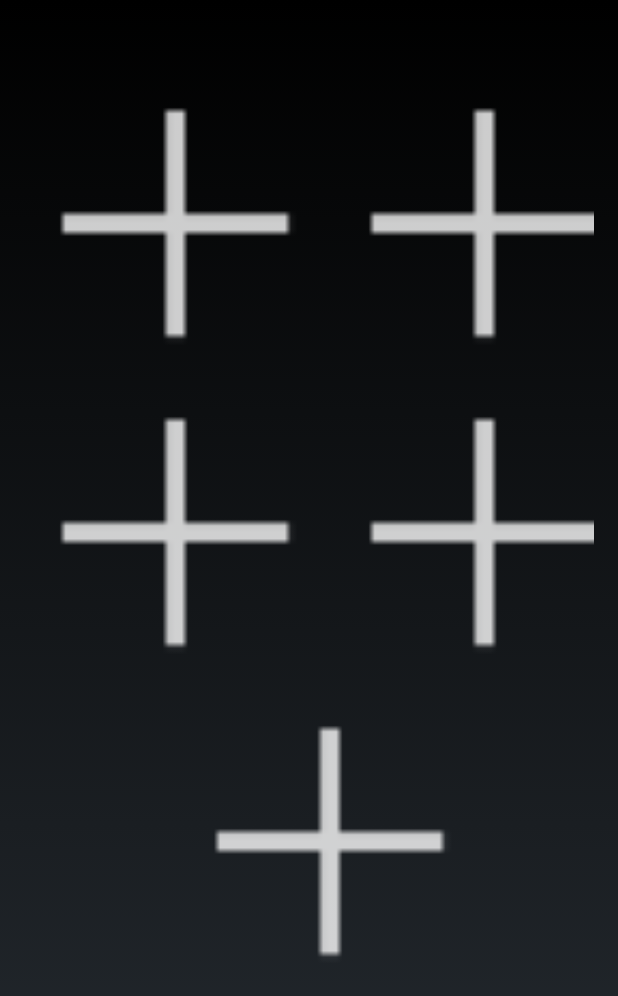
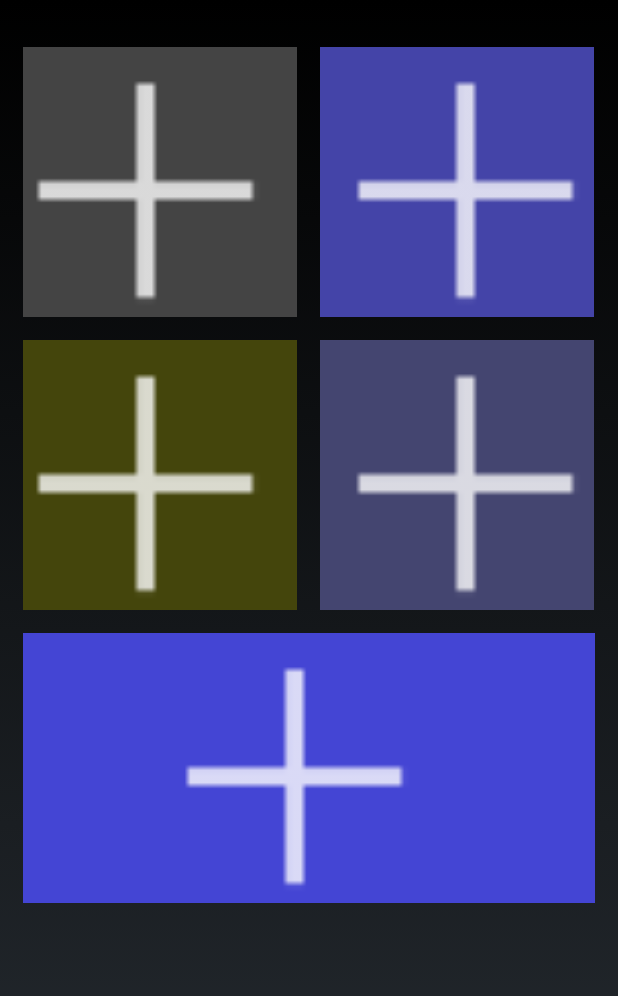
Before and after one commit to THOTARAKESH/Collage, an Android app: the screen it shows after launch (MyActivity), on a phone screen of 412 x 824 dp. Shown: the top 996 px of the screen. Run offline under Robolectric (Android 15) with nearby library versions, the phone set to English and light mode, and no system bars.

Commit message:
Add column and row spacing.
- Custom attrs for CollageView.
- Resolve issues with image drag and drop

```diff
--- a/app/src/main/java/com/imran/collage/views/CollageView.java
+++ b/app/src/main/java/com/imran/collage/views/CollageView.java
@@ -3,9 +3,12 @@ package com.imran.collage.views;
 import android.app.Activity;
 import android.content.ClipData;
 import android.content.Context;
+import android.content.res.TypedArray;
 import android.graphics.Bitmap;
+import android.graphics.Color;
 import android.util.AttributeSet;
 import android.util.DisplayMetrics;
+import android.util.Log;
 import android.view.DragEvent;
 import android.view.View;
 import android.view.ViewGroup;
@@ -21,10 +24,15 @@ import com.imran.collage.R;
 public class CollageView extends ViewGroup implements View.OnClickListener, View.OnLongClickListener, View.OnDragListener {
 
     private final int MIN_DRAG_DISTANCE = 25;
+    private final int NUM_COLUMNS = 2;
+    private final int NUM_ROWS = 3;
+
     int mViewWidth, mViewHeight;
     ImageContainer[] mImageContainers = new ImageContainer[5];
     ImagePickerFragment mImagePickerFragment;
     ImageView mSelectedImageView;
+
+    int mColumnSpacing = 0, mRowSpacing = 0;
 
     public CollageView(Context context) {
         this(context, null);
@@ -36,18 +44,21 @@ public class CollageView extends ViewGroup implements View.OnClickListener, View
 
     public CollageView(Context context, AttributeSet attrs, int defStyleAttr) {
         super(context, attrs, defStyleAttr);
+        TypedArray array = getContext().obtainStyledAttributes(attrs, R.styleable.CollageView, defStyleAttr, 0);
+        mColumnSpacing = array.getDimensionPixelSize(R.styleable.CollageView_columnSpacing, 0);
+        mRowSpacing = array.getDimensionPixelSize(R.styleable.CollageView_rowSpacing, 0);
         init();
     }
 
 
     void init() {
         DisplayMetrics metrics = getResources().getDisplayMetrics();
-        mViewWidth = metrics.widthPixels - getPaddingLeft() - getPaddingRight();
+        mViewWidth = metrics.widthPixels;
         mViewHeight = (int) (metrics.heightPixels * 0.75);
         mImagePickerFragment = ImagePickerFragment.getInstance(this);
         int count = 0;
-        for (int i = 0; i < 3; i++) {
-            for (int j = 0; j < 2; j++) {
+        for (int i = 0; i < NUM_ROWS; i++) {
+            for (int j = 0; j < NUM_COLUMNS; j++) {
                 if (count >= 4) {
                     mImageContainers[count] = new ImageContainer(count, j, i);
                     break;
@@ -66,7 +77,7 @@ public class CollageView extends ViewGroup implements View.OnClickListener, View
 
         for (ImageContainer im : mImageContainers) {
             if (im != null) {
-                im.setLayout(width, height);
+                im.setLayout(width - (mColumnSpacing * (NUM_COLUMNS - 1)), height - (mRowSpacing * (NUM_ROWS - 1)));
             }
         }
     }
@@ -95,15 +106,16 @@ public class CollageView extends ViewGroup implements View.OnClickListener, View
                 owner.removeView(v);
                 FrameLayout container = (FrameLayout) view;
 
-                View im = ((FrameLayout) view).getChildAt(0);
-                ((FrameLayout) view).removeView(im);
-                if (im != null) {
-                    im.layout(0, 0, owner.getWidth(), owner.getHeight());
-                    im.setLayoutParams(owner.getLayoutParams());
-                    owner.addView(im);
-                }
-                v.layout(0, 0, container.getWidth(), container.getHeight());
-                v.setLayoutParams(container.getLayoutParams());
+                View im = container.getChildAt(0);
+                container.removeView(im);
+
+                ImageContainer iC = (ImageContainer) owner.getTag();
+                iC.imageView = (ImageView) im;
+                owner.addView(im);
+
+
+                ImageContainer iC1 = (ImageContainer) container.getTag();
+                iC1.imageView = (ImageView) v;
                 container.addView(v);
                 v.setVisibility(View.VISIBLE);
                 break;
@@ -118,7 +130,6 @@ public class CollageView extends ViewGroup implements View.OnClickListener, View
 
     @Override
     public void onClick(View view) {
-
         mSelectedImageView = (ImageView) view;
         if (getContext() instanceof Activity) {
             mImagePickerFragment.show(((Activity) getContext()).getFragmentManager(), "dialog");
@@ -199,29 +210,35 @@ public class CollageView extends ViewGroup implements View.OnClickListener, View
             addView(frameView);
             imageView = new ImageView(frameView.getContext());
             imageView.setImageResource(R.drawable.ic_add);
+            imageView.setBackgroundColor(Color.DKGRAY + position * 100);
             frameView.addView(imageView);
         }
 
         private void setLayout(int width, int height) {
 
             if (position != 4) {
-                width = width / 2;
+                width = width / NUM_COLUMNS;
             }
-            height = height / 3;
+            height = height / NUM_ROWS;
 
-            if (position % 2 == 0) {
+            if (position % NUM_COLUMNS == 0) {
                 this.left = 0;
             } else {
-                this.left = width;
+                this.left = width + mColumnSpacing;
             }
-            this.top = (rowPosition * height);
-            right = width * (columnPosition + 1);
-            bottom = height * (rowPosition + 1);
+
+            this.top = (rowPosition * height) + mRowSpacing;
+
+            right = (width * (columnPosition + 1));
+            bottom = (height * (rowPosition + 1));
+
+            frameView.setBackgroundColor(Color.RED);
             frameView.layout(left, top, right, bottom);
             frameView.setOnDragListener(CollageView.this);
             imageView.layout(0, 0, width, height);
             imageView.setOnClickListener(CollageView.this);
             imageView.setOnLongClickListener(CollageView.this);
+            frameView.setTag(this);
         }
     }
 }
--- a/app/src/main/res/layout/activity_my.xml
+++ b/app/src/main/res/layout/activity_my.xml
@@ -1,11 +1,9 @@
-<RelativeLayout xmlns:android="http://schemas.android.com/apk/res/android"
+<FrameLayout xmlns:android="http://schemas.android.com/apk/res/android"
+    xmlns:dstyle="http://schemas.android.com/apk/res-auto"
     xmlns:tools="http://schemas.android.com/tools"
     android:layout_width="match_parent"
     android:layout_height="match_parent"
-    android:paddingLeft="@dimen/activity_horizontal_margin"
-    android:paddingRight="@dimen/activity_horizontal_margin"
-    android:paddingTop="@dimen/activity_vertical_margin"
-    android:paddingBottom="@dimen/activity_vertical_margin"
+    android:layout_marginTop="@dimen/activity_vertical_margin"
     tools:context=".MyActivity">
 
     <view
@@ -13,6 +11,9 @@
         android:layout_height="wrap_content"
         class="com.imran.collage.views.CollageView"
         android:id="@+id/view"
-        android:layout_marginTop="32dp" />
+        dstyle:columnSpacing="@dimen/column_spacing"
+        dstyle:rowSpacing="@dimen/row_spacing"
+        android:paddingLeft="@dimen/padding"
+        android:paddingRight="@dimen/padding" />
 
-</RelativeLayout>
+</FrameLayout>
--- a/app/src/main/res/values/dimens.xml
+++ b/app/src/main/res/values/dimens.xml
@@ -2,4 +2,7 @@
     <!-- Default screen margins, per the Android Design guidelines. -->
     <dimen name="activity_horizontal_margin">16dp</dimen>
     <dimen name="activity_vertical_margin">16dp</dimen>
+    <dimen name="column_spacing">15dp</dimen>
+    <dimen name="row_spacing">15dp</dimen>
+    <dimen name="padding">15dp</dimen>
 </resources>
```
Also changed, not shown: app/src/main/java/com/imran/collage/ImagePickerFragment.java (+4 -3 lines), app/src/main/res/values/attrs.xml (added, +8 -0 lines).
